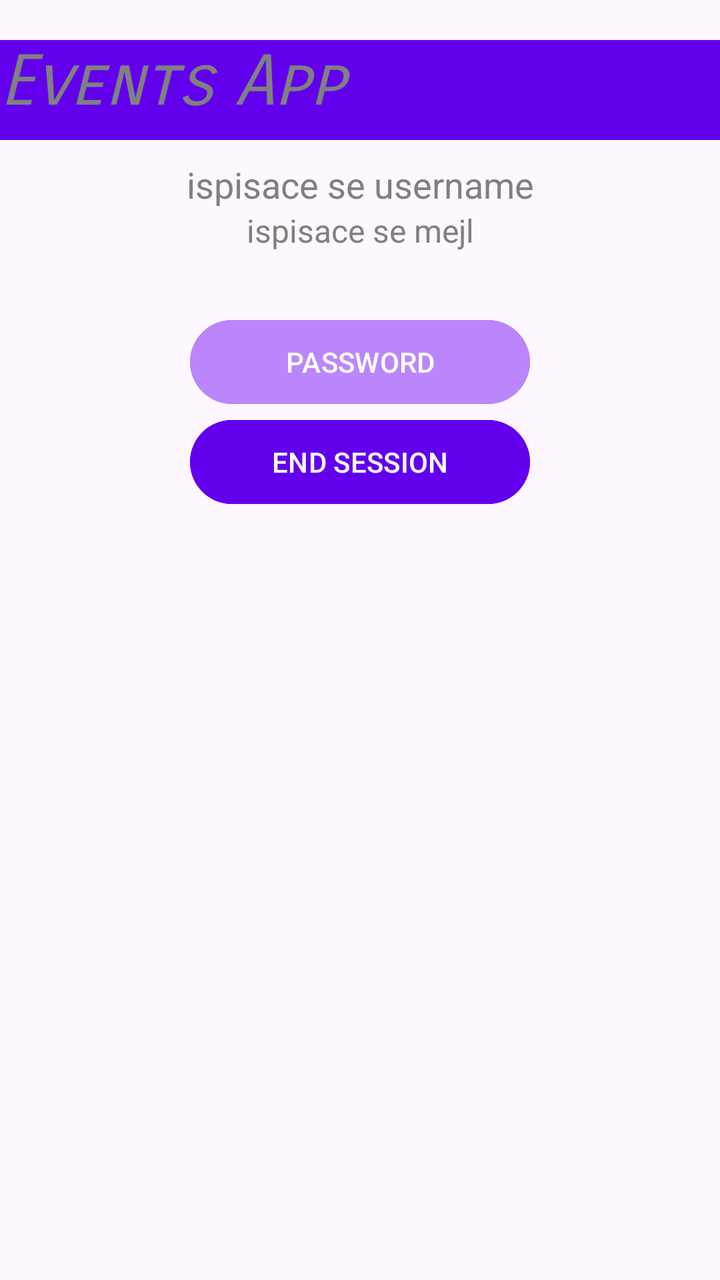
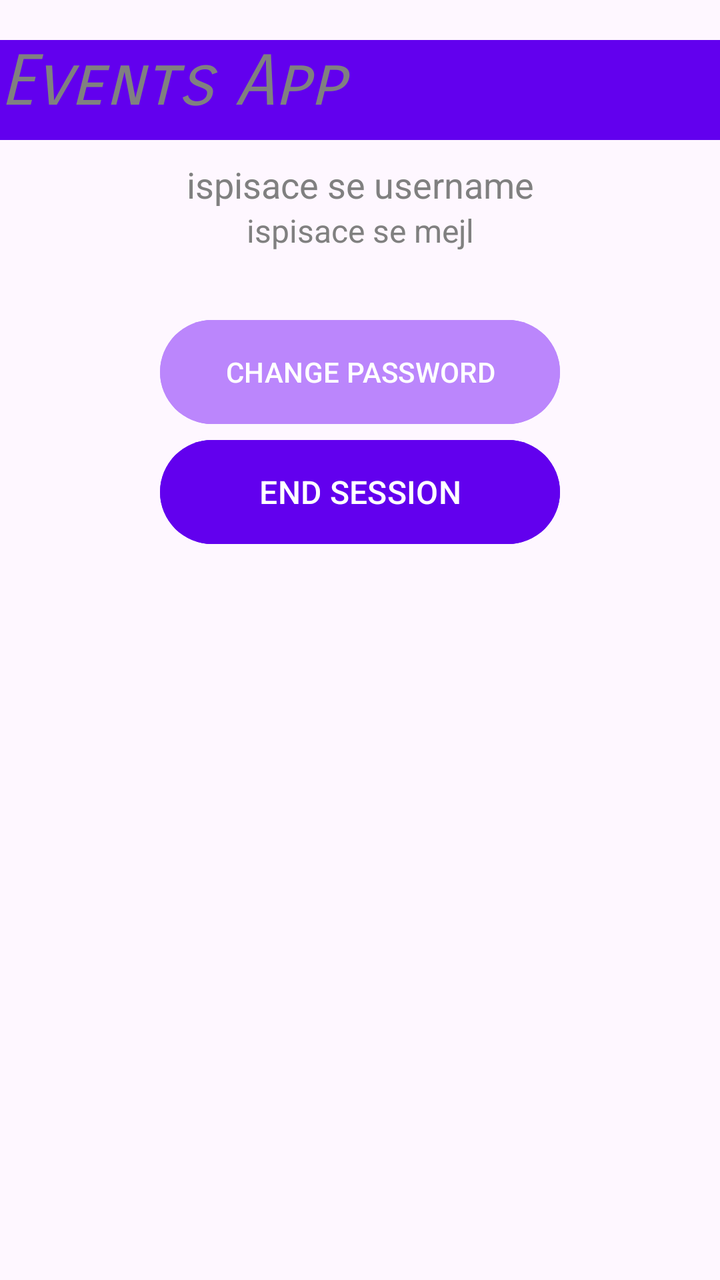

Screens rendered from an Android XML layout before and after an edit, with the pre-edit source and the edit as a unified diff.
<!-- AndroidManifest.xml: application theme Theme.EventsApp -->
<!-- res/layout/activity_profile.xml -->
<?xml version="1.0" encoding="utf-8"?>
<LinearLayout xmlns:android="http://schemas.android.com/apk/res/android"
    xmlns:app="http://schemas.android.com/apk/res-auto"
    xmlns:tools="http://schemas.android.com/tools"
    android:id="@+id/main"
    android:layout_width="match_parent"
    android:layout_height="match_parent"
    android:orientation="vertical"
    tools:context=".ProfileActivity">
    <include layout="@layout/header"></include>

    <TextView
        android:layout_width="match_parent"
        android:layout_height="wrap_content"
        android:text="ispisace se username"
        android:gravity="center"
        android:textColor="@color/siva"
        android:textSize="18sp"
        android:paddingTop="10dp"
        >
    </TextView>

    <TextView
        android:layout_width="match_parent"
        android:layout_height="wrap_content"
        android:text="ispisace se mejl"
        android:gravity="center"
        android:textColor="@color/siva"
        android:textSize="16sp"
        android:paddingBottom="30dp"
        >
    </TextView>
    <Button
        android:layout_width="170dp"
        android:layout_height="50dp"
        android:layout_gravity="center"
        android:backgroundTint="@color/ljubicasta_svetlija"
        android:text="@string/btn_password"
        >
    </Button>
    <Button
        android:layout_width="170dp"
        android:layout_height="50dp"
        android:layout_gravity="center"
        android:backgroundTint="@color/ljubicasta_tamnija"
        android:text="@string/end_session"
        >
    </Button>

</LinearLayout>
<!-- res/layout/header.xml (included above) -->
<?xml version="1.0" encoding="utf-8"?>
<LinearLayout
    xmlns:android="http://schemas.android.com/apk/res/android"
    xmlns:app="http://schemas.android.com/apk/res-auto"
    android:id="@+id/header"
    android:layout_width="match_parent"
    android:layout_height="50dp"
    android:background="@color/ljubicasta_tamnija"
    android:orientation="horizontal"
    android:layout_marginTop="20dp"
    >

    <TextView
        android:layout_height="match_parent"
        android:layout_width="match_parent"
        android:text="@string/app_name"
        android:textColor="@color/siva"
        android:textSize="35sp"
        android:fontFamily="sans-serif-smallcaps"
        android:textStyle="italic"
        android:gravity="left"

        />



</LinearLayout>
<!-- resources referenced by this layout -->
<resources>
  <color name="ljubicasta_svetlija">#FFBB86FC</color>
  <color name="ljubicasta_tamnija">#FF6200EE</color>
  <color name="siva">#808080</color>
  <string name="app_name">Events App</string>
  <string name="btn_password">PASSWORD</string>
  <string name="end_session">END SESSION</string>
  <style name="Theme.EventsApp" parent="Base.Theme.EventsApp" />
  <style name="Base.Theme.EventsApp" parent="Theme.Material3.DayNight.NoActionBar">
          
          
      </style>
</resources>

<!-- the commit's change to res/layout/activity_profile.xml (unified diff, before → after) -->
@@ -10,6 +10,7 @@
     <include layout="@layout/header"></include>
 
     <TextView
+        android:id="@+id/id_profile_username"
         android:layout_width="match_parent"
         android:layout_height="wrap_content"
         android:text="ispisace se username"
@@ -21,6 +22,7 @@
     </TextView>
 
     <TextView
+        android:id="@+id/id_profile_mail"
         android:layout_width="match_parent"
         android:layout_height="wrap_content"
         android:text="ispisace se mejl"
@@ -31,19 +33,23 @@
         >
     </TextView>
     <Button
-        android:layout_width="170dp"
-        android:layout_height="50dp"
+        android:id="@+id/id_btn_change_password"
+        android:layout_width="200dp"
+        android:layout_height="60dp"
         android:layout_gravity="center"
         android:backgroundTint="@color/ljubicasta_svetlija"
-        android:text="@string/btn_password"
+        android:text="@string/btn_change_password"
+        android:textSize="14sp"
         >
     </Button>
     <Button
-        android:layout_width="170dp"
-        android:layout_height="50dp"
+        android:id="@+id/id_btn_end_sesion"
+        android:layout_width="200dp"
+        android:layout_height="60dp"
         android:layout_gravity="center"
         android:backgroundTint="@color/ljubicasta_tamnija"
         android:text="@string/end_session"
+        android:textSize="16sp"
         >
     </Button>
 
<!-- resource entries referenced after the edit -->
@@ -4,7 +4,7 @@
   <color name="ljubicasta_tamnija">#FF6200EE</color>
   <color name="siva">#808080</color>
   <string name="app_name">Events App</string>
-  <string name="btn_password">PASSWORD</string>
+  <string name="btn_change_password">CHANGE PASSWORD</string>
   <string name="end_session">END SESSION</string>
   <style name="Theme.EventsApp" parent="Base.Theme.EventsApp" />
   <style name="Base.Theme.EventsApp" parent="Theme.Material3.DayNight.NoActionBar">
